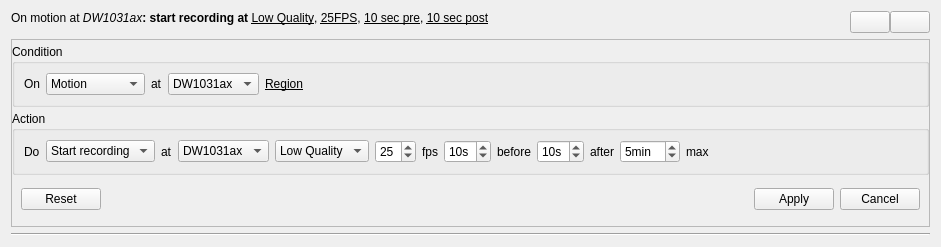
Above: client/src/ui/widgets/business/business_rule_widget.ui from networkoptix/nx_open before the change. Below: the same form after it.
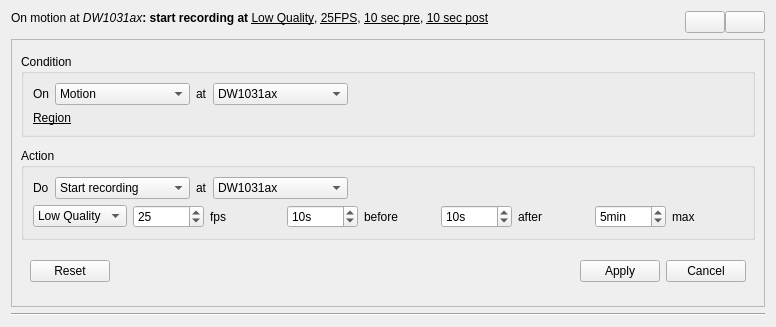
That is the form after the change. Icons and pictures are not drawn.

```diff
--- a/client/src/ui/widgets/business/business_rule_widget.ui
+++ b/client/src/ui/widgets/business/business_rule_widget.ui
@@ -6,8 +6,8 @@
    <rect>
     <x>0</x>
     <y>0</y>
-    <width>941</width>
-    <height>247</height>
+    <width>776</width>
+    <height>327</height>
    </rect>
   </property>
   <property name="sizePolicy">
@@ -93,13 +93,7 @@
      <property name="frameShadow">
       <enum>QFrame::Raised</enum>
      </property>
-     <layout class="QVBoxLayout" name="verticalLayout">
-      <property name="spacing">
-       <number>0</number>
-      </property>
-      <property name="margin">
-       <number>0</number>
-      </property>
+     <layout class="QVBoxLayout" name="verticalLayout_4">
       <item>
        <widget class="QGroupBox" name="conditionGroupBox">
         <property name="sizePolicy">
@@ -111,16 +105,24 @@
         <property name="title">
          <string>Condition</string>
         </property>
-        <layout class="QHBoxLayout" name="horizontalLayout_5">
+        <layout class="QVBoxLayout" name="conditionLayout">
          <item>
-          <widget class="QLabel" name="label">
+          <layout class="QHBoxLayout" name="horizontalLayout">
+           <item>
+            <widget class="QLabel" name="eventDoLabel">
            <property name="text">
             <string>On</string>
            </property>
           </widget>
          </item>
          <item>
-          <widget class="QComboBox" name="comboBox">
+            <widget class="QComboBox" name="eventTypeComboBox">
+             <property name="minimumSize">
+              <size>
+               <width>135</width>
+               <height>0</height>
+              </size>
+             </property>
            <item>
             <property name="text">
              <string>Motion</string>
@@ -139,14 +141,20 @@
           </widget>
          </item>
          <item>
-          <widget class="QLabel" name="label_2">
+            <widget class="QLabel" name="eventAtLabel">
            <property name="text">
             <string>at</string>
            </property>
           </widget>
          </item>
          <item>
-          <widget class="QComboBox" name="comboBox_2">
+            <widget class="QComboBox" name="eventResourceComboBox">
+             <property name="minimumSize">
+              <size>
+               <width>135</width>
+               <height>0</height>
+              </size>
+             </property>
            <item>
             <property name="text">
              <string>DW1031ax</string>
@@ -158,6 +166,23 @@
            </item>
           </widget>
          </item>
+           <item>
+            <spacer name="eventSpacer">
+             <property name="orientation">
+              <enum>Qt::Horizontal</enum>
+             </property>
+             <property name="sizeHint" stdset="0">
+              <size>
+               <width>40</width>
+               <height>20</height>
+              </size>
+             </property>
+            </spacer>
+           </item>
+          </layout>
+         </item>
+         <item>
+          <layout class="QHBoxLayout" name="horizontalLayout_toDelete">
          <item>
           <widget class="QLabel" name="label_3">
            <property name="text">
@@ -165,18 +190,7 @@
            </property>
           </widget>
          </item>
-         <item>
-          <spacer name="horizontalSpacer">
-           <property name="orientation">
-            <enum>Qt::Horizontal</enum>
-           </property>
-           <property name="sizeHint" stdset="0">
-            <size>
-             <width>40</width>
-             <height>20</height>
-            </size>
-           </property>
-          </spacer>
+          </layout>
          </item>
         </layout>
        </widget>
@@ -192,22 +206,30 @@
         <property name="title">
          <string>Action</string>
         </property>
-        <layout class="QHBoxLayout" name="horizontalLayout_7">
+        <layout class="QVBoxLayout" name="actionLayout">
          <item>
-          <widget class="QLabel" name="label_7">
+          <layout class="QHBoxLayout" name="actionTypeLayout">
+           <item>
+            <widget class="QLabel" name="actionDoLabel">
            <property name="text">
             <string>Do</string>
            </property>
           </widget>
          </item>
          <item>
-          <widget class="QComboBox" name="comboBox_5">
+            <widget class="QComboBox" name="actionTypeComboBox">
            <property name="sizePolicy">
             <sizepolicy hsizetype="Preferred" vsizetype="Fixed">
              <horstretch>0</horstretch>
              <verstretch>0</verstretch>
             </sizepolicy>
            </property>
+             <property name="minimumSize">
+              <size>
+               <width>135</width>
+               <height>0</height>
+              </size>
+             </property>
            <item>
             <property name="text">
              <string>Start recording</string>
@@ -216,14 +238,20 @@
           </widget>
          </item>
          <item>
-          <widget class="QLabel" name="label_8">
+            <widget class="QLabel" name="actionAtLabel">
            <property name="text">
             <string>at</string>
            </property>
           </widget>
          </item>
          <item>
-          <widget class="QComboBox" name="comboBox_6">
+            <widget class="QComboBox" name="actionResourceComboBox">
+             <property name="minimumSize">
+              <size>
+               <width>135</width>
+               <height>0</height>
+              </size>
+             </property>
            <item>
             <property name="text">
              <string>DW1031ax</string>
@@ -235,6 +263,23 @@
            </item>
           </widget>
          </item>
+           <item>
+            <spacer name="actionSpacer">
+             <property name="orientation">
+              <enum>Qt::Horizontal</enum>
+             </property>
+             <property name="sizeHint" stdset="0">
+              <size>
+               <width>40</width>
+               <height>20</height>
+              </size>
+             </property>
+            </spacer>
+           </item>
+          </layout>
+         </item>
+         <item>
+          <layout class="QHBoxLayout" name="horizontalLayout_toDelete2">
          <item>
           <widget class="QComboBox" name="comboBox_7">
            <item>
@@ -309,18 +354,7 @@
            </property>
           </widget>
          </item>
-         <item>
-          <spacer name="horizontalSpacer_2">
-           <property name="orientation">
-            <enum>Qt::Horizontal</enum>
-           </property>
-           <property name="sizeHint" stdset="0">
-            <size>
-             <width>40</width>
-             <height>20</height>
-            </size>
-           </property>
-          </spacer>
+          </layout>
          </item>
         </layout>
        </widget>
```
Left out of the diff: 26 changed lines with no effect on the pictures. Lines whose indentation alone changed are shown as unchanged.
